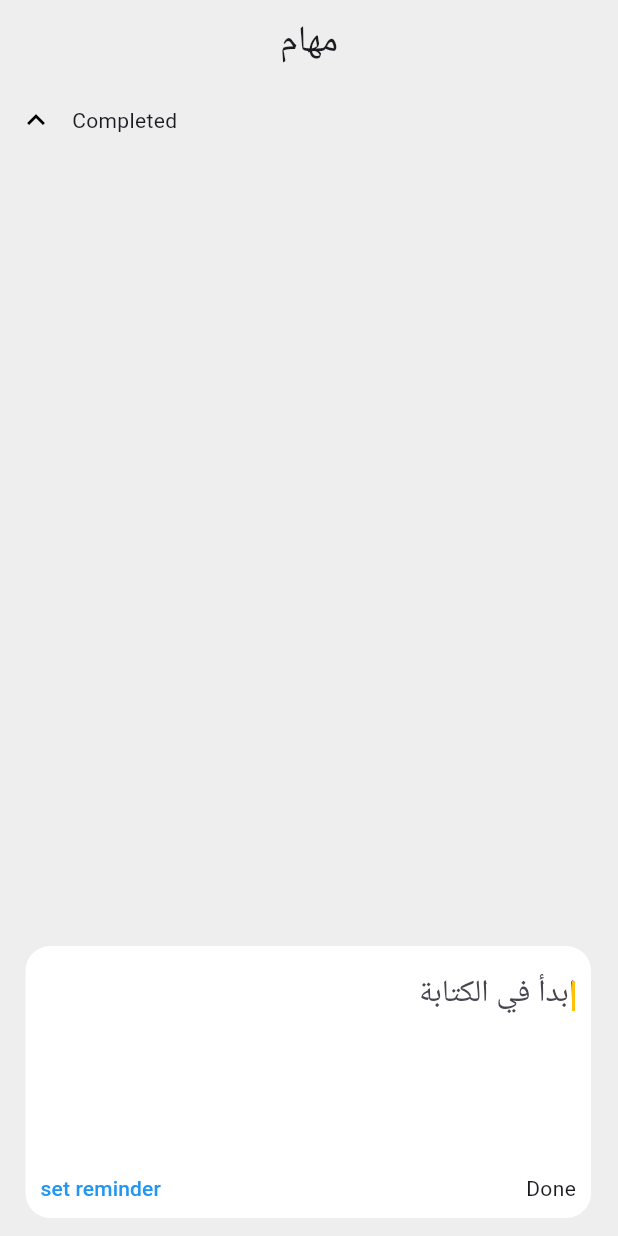
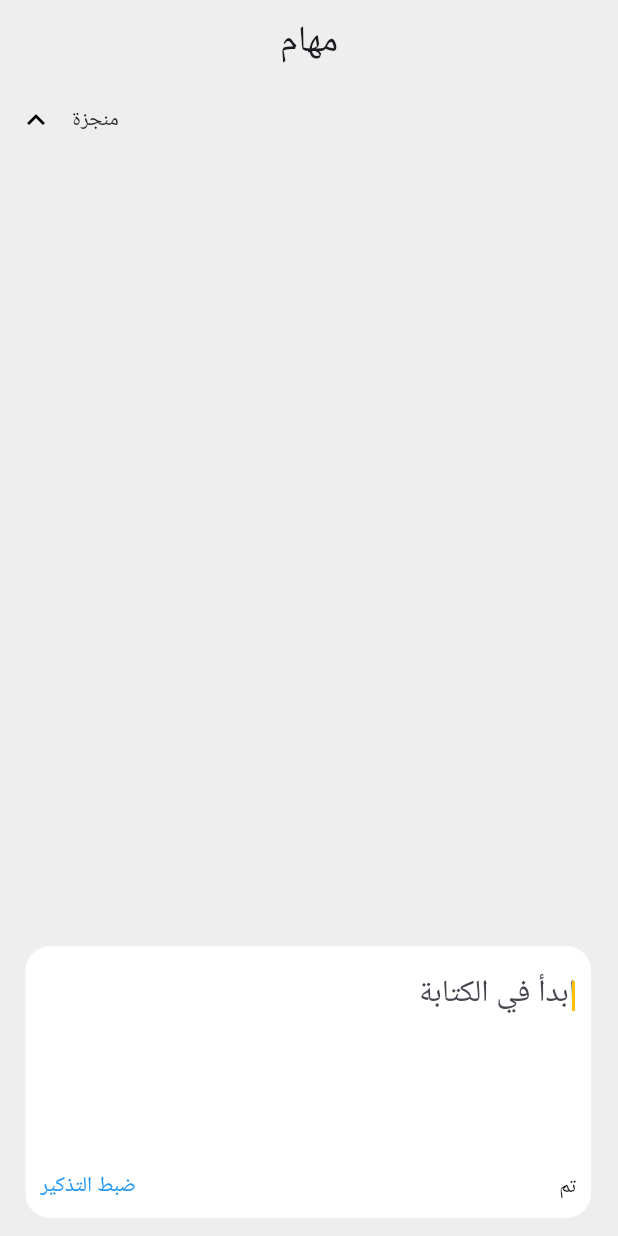
Before and after one commit to ghaithalsheikh/noteApp, a Flutter app: the TaskView screen opened directly, after a tap on the "keyboard arrow down" icon, after a tap on the "add" icon, on a phone screen of 412 x 824 dp. Run offline on Flutter 3.47's test engine with Material 3 defaults, Android fonts, the phone set to English and light mode, and no system bars; our stand-ins replace flutter_bloc, flutter_local_notifications, hive, hive_flutter, keyboard_actions, permission_handler and 1 more; missing offline and left inert: board_datetime_picker; accounts and stored records are empty.

Commit message:
add arabic words

```diff
--- a/lib/views/task_view.dart
+++ b/lib/views/task_view.dart
@@ -213,7 +213,7 @@ class _TaskViewState extends State<TaskView> {
                               return Icon(Icons.keyboard_arrow_down_outlined);
                             },
                           )),
-                Text('Completed')
+                Text('منجزة')
               ],
             ),
             !isHiddenCompleted
--- a/lib/widgets/task_add.dart
+++ b/lib/widgets/task_add.dart
@@ -201,7 +201,7 @@ class _TaskAddState extends State<TaskAdd> {
                               showDateTimePicker();
                             },
                             child: Text(
-                              'set reminder',
+                              'ضبط التذكير',
                               style: TextStyle(color: Colors.blue),
                             ))
                         : Row(
@@ -230,12 +230,12 @@ class _TaskAddState extends State<TaskAdd> {
                               tapTargetSize: MaterialTapTargetSize
                                   .shrinkWrap, // Shrink wrap
                             ),
-                            child: Text('Done'),
+                            child: Text('تم'),
                             onPressed: () {
                               addTask();
                             },
                           )
-                        : Text('Done')
+                        : Text('تم')
                   ],
                 )
               ],
```
Also changed, not shown: lib/widgets/searchbar_note_widget.dart (+20 -2 lines), 4 other files.
